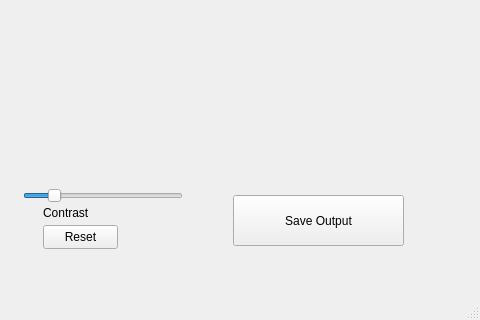
Qt form mainwindow.ui (Starsmine/BMPBrightnessAndContrastWUDP) before a commit; both pictures show x 497 to 977 and y 135 to 455 of the 977 by 455 pixel window.
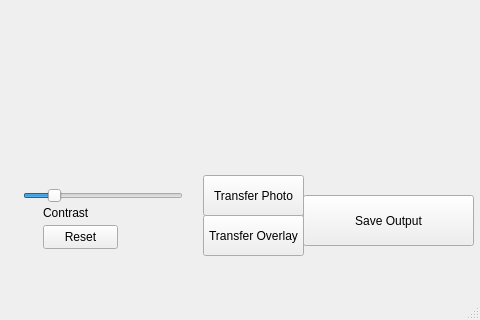
The same form after that commit.

The edit to the form file:
```diff
--- a/mainwindow.ui
+++ b/mainwindow.ui
@@ -161,7 +161,7 @@
    <widget class="QPushButton" name="pushButton_3">
     <property name="geometry">
      <rect>
-      <x>730</x>
+      <x>800</x>
       <y>330</y>
       <width>171</width>
       <height>51</height>
@@ -254,6 +254,32 @@
      <string>Reset</string>
     </property>
    </widget>
+   <widget class="QPushButton" name="TransferPhoto">
+    <property name="geometry">
+     <rect>
+      <x>700</x>
+      <y>310</y>
+      <width>101</width>
+      <height>41</height>
+     </rect>
+    </property>
+    <property name="text">
+     <string>Transfer Photo</string>
+    </property>
+   </widget>
+   <widget class="QPushButton" name="TransferOverlay">
+    <property name="geometry">
+     <rect>
+      <x>700</x>
+      <y>350</y>
+      <width>101</width>
+      <height>41</height>
+     </rect>
+    </property>
+    <property name="text">
+     <string>Transfer Overlay</string>
+    </property>
+   </widget>
   </widget>
   <widget class="QMenuBar" name="menubar">
    <property name="geometry">
```
